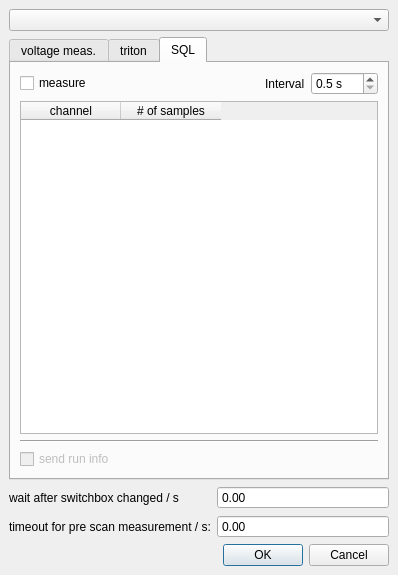
Above: Tilda/Interface/PreScanConfigUi/Ui_PreScanMain.ui from lasersphere/Tilda before the change. Below: the same form after it.
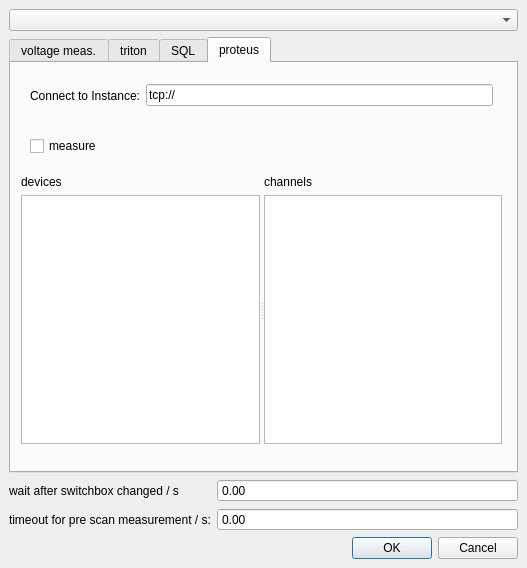
That is the form after the change.

Commit message: Conection GUI is there, gives error message when connection unsuccessful, crashes when "successfull"

What changed in the file:
```diff
--- a/Tilda/Interface/PreScanConfigUi/Ui_PreScanMain.ui
+++ b/Tilda/Interface/PreScanConfigUi/Ui_PreScanMain.ui
@@ -6,8 +6,8 @@
    <rect>
     <x>0</x>
     <y>0</y>
-    <width>398</width>
-    <height>575</height>
+    <width>527</width>
+    <height>568</height>
    </rect>
   </property>
   <property name="windowTitle">
@@ -24,7 +24,7 @@
     <item>
      <widget class="QTabWidget" name="mainTabWidget">
       <property name="currentIndex">
-       <number>2</number>
+       <number>3</number>
       </property>
       <widget class="QWidget" name="volt_tab">
        <attribute name="title">
@@ -290,6 +290,117 @@
         </item>
        </layout>
       </widget>
+      <widget class="QWidget" name="proteus_tab">
+       <attribute name="title">
+        <string>proteus</string>
+       </attribute>
+       <widget class="QWidget" name="verticalLayoutWidget_3">
+        <property name="geometry">
+         <rect>
+          <x>10</x>
+          <y>10</y>
+          <width>481</width>
+          <height>371</height>
+         </rect>
+        </property>
+        <layout class="QVBoxLayout" name="verticalLayout_8">
+         <item>
+          <widget class="QWidget" name="topBar" native="true">
+           <property name="maximumSize">
+            <size>
+             <width>16777215</width>
+             <height>45</height>
+            </size>
+           </property>
+           <layout class="QHBoxLayout" name="horizontalLayout">
+            <item>
+             <widget class="QLabel" name="instanceLabel">
+              <property name="text">
+               <string>Connect to Instance:</string>
+              </property>
+             </widget>
+            </item>
+            <item>
+             <widget class="QLineEdit" name="instanceLineEdit">
+              <property name="text">
+               <string>tcp://</string>
+              </property>
+             </widget>
+            </item>
+           </layout>
+          </widget>
+         </item>
+         <item>
+          <widget class="QWidget" name="nextBar" native="true">
+           <property name="maximumSize">
+            <size>
+             <width>16777215</width>
+             <height>45</height>
+            </size>
+           </property>
+           <layout class="QHBoxLayout" name="horizontalLayout_3">
+            <item>
+             <widget class="QCheckBox" name="checkBox_proteus_measure">
+              <property name="text">
+               <string>measure</string>
+              </property>
+             </widget>
+            </item>
+            <item>
+             <widget class="QLabel" name="proteusconnectionLabel">
+              <property name="text">
+               <string/>
+              </property>
+             </widget>
+            </item>
+           </layout>
+          </widget>
+         </item>
+         <item>
+          <widget class="QSplitter" name="splitter_2">
+           <property name="orientation">
+            <enum>Qt::Horizontal</enum>
+           </property>
+           <widget class="QWidget" name="verticalLayoutWidget_4">
+            <layout class="QVBoxLayout" name="verticalLayout_9">
+             <item>
+              <widget class="QLabel" name="label_proteus_devices">
+               <property name="text">
+                <string>devices</string>
+               </property>
+              </widget>
+             </item>
+             <item>
+              <widget class="QListWidget" name="listWidget_proteus_devices">
+               <property name="sizePolicy">
+                <sizepolicy hsizetype="Expanding" vsizetype="Expanding">
+                 <horstretch>0</horstretch>
+                 <verstretch>0</verstretch>
+                </sizepolicy>
+               </property>
+              </widget>
+             </item>
+            </layout>
+           </widget>
+           <widget class="QWidget" name="verticalLayoutWidget_5">
+            <layout class="QVBoxLayout" name="verticalLayout_10">
+             <item>
+              <widget class="QLabel" name="label_proteus_channels">
+               <property name="text">
+                <string>channels</string>
+               </property>
+              </widget>
+             </item>
+             <item>
+              <widget class="QTableWidget" name="tableWidget_proteus_channels"/>
+             </item>
+            </layout>
+           </widget>
+          </widget>
+         </item>
+        </layout>
+       </widget>
+      </widget>
      </widget>
     </item>
     <item>
```
The commit also changes 3 other files.
